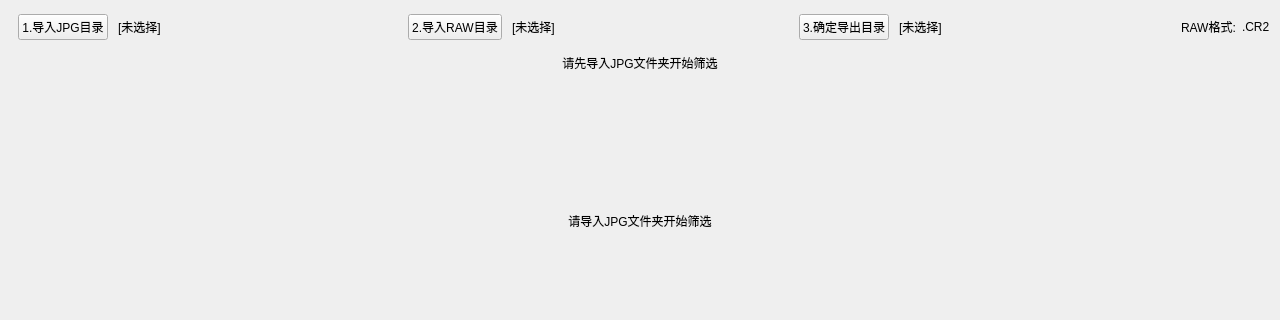
Before: the Qt Designer form qt_app/ui/main_window.ui in BakonZHOU/raw2jpg, drawn with Qt 5; both pictures show x 0 to 1280 and y 0 to 320 of the 1280 by 760 pixel window.
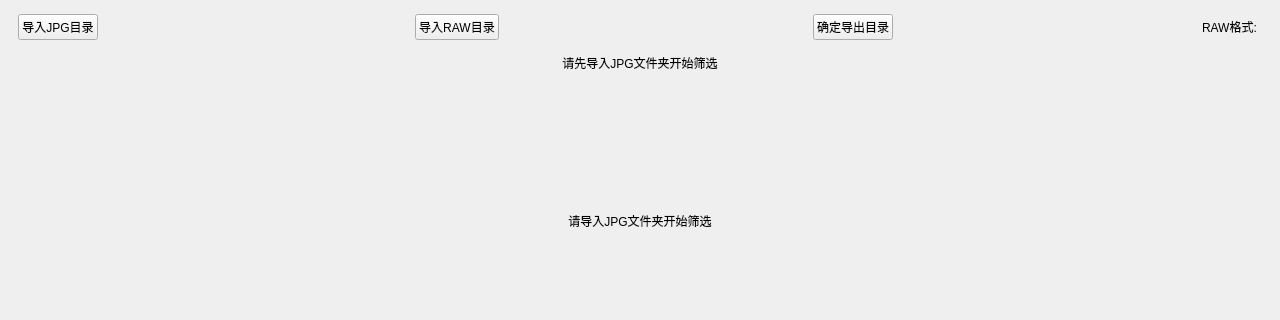
After: the same form once the commit is applied.

Commit message: ui精简

```diff
--- a/qt_app/ui/main_window.ui
+++ b/qt_app/ui/main_window.ui
@@ -78,14 +78,14 @@
           <item>
            <widget class="QPushButton" name="btnSelectJpg">
             <property name="text">
-             <string>1.导入JPG目录</string>
+             <string>导入JPG目录</string>
             </property>
            </widget>
           </item>
           <item>
            <widget class="QLabel" name="lblJpgPath">
             <property name="text">
-             <string>[未选择]</string>
+             <string></string>
             </property>
             <property name="alignment">
              <set>Qt::AlignVCenter|Qt::AlignLeft</set>
@@ -138,14 +138,14 @@
           <item>
            <widget class="QPushButton" name="btnSelectRaw">
             <property name="text">
-             <string>2.导入RAW目录</string>
+             <string>导入RAW目录</string>
             </property>
            </widget>
           </item>
           <item>
            <widget class="QLabel" name="lblRawPath">
             <property name="text">
-             <string>[未选择]</string>
+             <string></string>
             </property>
             <property name="alignment">
              <set>Qt::AlignVCenter|Qt::AlignLeft</set>
@@ -198,14 +198,14 @@
           <item>
            <widget class="QPushButton" name="btnSelectDest">
             <property name="text">
-             <string>3.确定导出目录</string>
+             <string>确定导出目录</string>
             </property>
            </widget>
           </item>
           <item>
            <widget class="QLabel" name="lblDestPath">
             <property name="text">
-             <string>[未选择]</string>
+             <string></string>
             </property>
             <property name="alignment">
              <set>Qt::AlignVCenter|Qt::AlignLeft</set>
@@ -256,7 +256,7 @@
           <item>
            <widget class="QLabel" name="lblRawExt">
             <property name="text">
-             <string>.CR2</string>
+             <string></string>
             </property>
            </widget>
           </item>
```
The commit also changes 1 other file.
